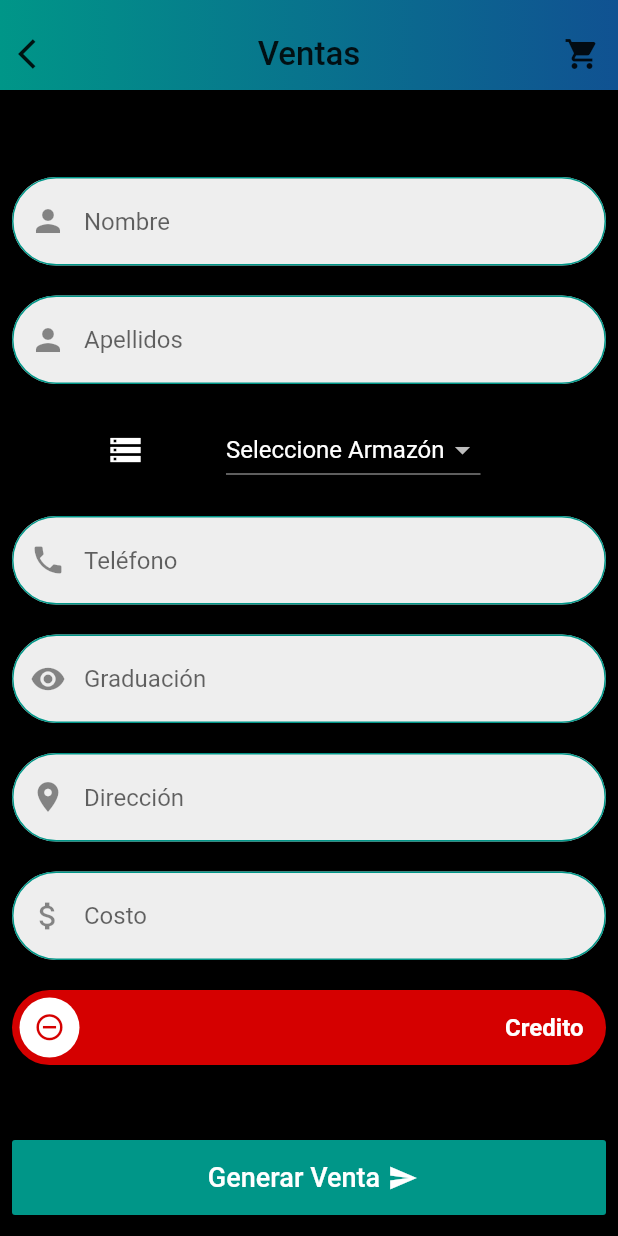
After one commit to joosue72/opticassl-, a Flutter app: the Ventas screen opened directly, on a phone screen of 412 x 824 dp. The commit adds this screen. Run offline on Flutter 3.47's test engine with Material 2 defaults, Android fonts, the phone set to English and light mode, and no system bars; drawn by our look-alikes of lite_rolling_switch; our stand-ins replace cloud_firestore, font_awesome_flutter, simple_animations; accounts and stored records are empty.

Commit message:
Version 1.0.2

```diff
--- /dev/null
+++ b/opticassl/lib/Ventas.dart
@@ -0,0 +1,503 @@
+import 'package:flutter/material.dart';
+import 'package:cloud_firestore/cloud_firestore.dart';
+import 'package:lite_rolling_switch/lite_rolling_switch.dart';
+import 'package:intl/intl.dart';
+import 'package:opticassl/Menu.dart';
+
+
+ class Ventas extends StatefulWidget {
+  Ventas({Key key}) : super(key: key);
+
+  @override
+  _VentasState createState() => _VentasState();
+}
+TextEditingController _textFieldController = TextEditingController();
+TextEditingController _textApellidos = TextEditingController();
+TextEditingController _textTelefono = TextEditingController();
+TextEditingController _textGraduacion = TextEditingController();
+TextEditingController _textDireccion = TextEditingController();
+TextEditingController _textCosto = TextEditingController();
+String id;
+final db = Firestore.instance;
+var selectedCurrency, selectedType;
+
+
+
+TextFormField buildTextFormFieldNombre() {
+
+     return TextFormField(
+                keyboardType: TextInputType.text,
+                controller: _textFieldController,
+            decoration: InputDecoration(
+              enabledBorder: OutlineInputBorder(
+                 borderSide: BorderSide(color: Color(0xFF009688)),
+                 borderRadius: BorderRadius.all(Radius.circular(30))
+              ),
+              focusedBorder: OutlineInputBorder(
+                 borderSide: BorderSide(color: Colors.transparent),
+                 borderRadius: BorderRadius.all(Radius.circular(30))
+                 ),
+                 prefixIcon: Icon(Icons.person),
+                 hintText: "Nombre",
+                 filled: true,
+                 fillColor: Colors.grey[200]
+            ),
+
+            );
+  }
+
+  TextFormField buildTextFormFieldApellidos() {
+     return TextFormField(
+                keyboardType: TextInputType.text,
+                controller: _textApellidos,
+            decoration: InputDecoration(
+              enabledBorder: OutlineInputBorder(
+                 borderSide: BorderSide(color: Color(0xFF009688)),
+                 borderRadius: BorderRadius.all(Radius.circular(30))
+              ),
+              focusedBorder: OutlineInputBorder(
+                 borderSide: BorderSide(color: Colors.transparent),
+                 borderRadius: BorderRadius.all(Radius.circular(30))
+                 ),
+                 prefixIcon: Icon(Icons.person),
+                 hintText: "Apellidos",
+                 filled: true,
+                 fillColor: Colors.grey[200]
+            ),
+
+            );
+  }
+  TextFormField buildTextFormFieldTelefono() {
+     return TextFormField(
+                keyboardType: TextInputType.number,
+                controller: _textTelefono,
+            decoration: InputDecoration(
+              enabledBorder: OutlineInputBorder(
+                 borderSide: BorderSide(color: Color(0xFF009688)),
+                 borderRadius: BorderRadius.all(Radius.circular(30))
+              ),
+              focusedBorder: OutlineInputBorder(
+                 borderSide: BorderSide(color: Colors.transparent),
+                 borderRadius: BorderRadius.all(Radius.circular(30))
+                 ),
+                 prefixIcon: Icon(Icons.phone),
+                 hintText: "Teléfono",
+                 filled: true,
+                 fillColor: Colors.grey[200]
+            ),
+
+            );
+  }
+
+  TextFormField buildTextFormFieldGraduacion() {
+
+     return TextFormField(
+                keyboardType: TextInputType.number,
+                controller: _textGraduacion,
+            decoration: InputDecoration(
+              enabledBorder: OutlineInputBorder(
+                 borderSide: BorderSide(color: Color(0xFF009688)),
+                 borderRadius: BorderRadius.all(Radius.circular(30))
+              ),
+              focusedBorder: OutlineInputBorder(
+                 borderSide: BorderSide(color: Colors.transparent),
+                 borderRadius: BorderRadius.all(Radius.circular(30))
+                 ),
+                 prefixIcon: Icon(Icons.remove_red_eye),
+                 hintText: "Graduación",
+                 filled: true,
+                 fillColor: Colors.grey[200]
+            ),
+
+            );
+  }
+
+  TextFormField buildTextFormFieldDireccion() {
+
+     return TextFormField(
+                keyboardType: TextInputType.text,
+                controller: _textDireccion,
+            decoration: InputDecoration(
+              enabledBorder: OutlineInputBorder(
+                 borderSide: BorderSide(color: Color(0xFF009688)),
+                 borderRadius: BorderRadius.all(Radius.circular(30))
+              ),
+              focusedBorder: OutlineInputBorder(
+                 borderSide: BorderSide(color: Colors.transparent),
+                 borderRadius: BorderRadius.all(Radius.circular(30))
+                 ),
+                 prefixIcon: Icon(Icons.location_on),
+                 hintText: "Dirección",
+                 filled: true,
+                 fillColor: Colors.grey[200]
+            ),
+
+            );
+  }
+  TextFormField buildTextFormFieldCosto() {
+
+     return TextFormField(
+                keyboardType: TextInputType.number,
+                controller: _textCosto,
+            decoration: InputDecoration(
+              enabledBorder: OutlineInputBorder(
+                 borderSide: BorderSide(color: Color(0xFF009688)),
+                 borderRadius: BorderRadius.all(Radius.circular(30))
+              ),
+              focusedBorder: OutlineInputBorder(
+                 borderSide: BorderSide(color: Colors.transparent),
+                 borderRadius: BorderRadius.all(Radius.circular(30))
+                 ),
+                 prefixIcon: Icon(Icons.attach_money),
+                 hintText: "Costo",
+                 filled: true,
+                 fillColor: Colors.grey[200]
+            ),
+
+            );
+  }
+
+
+
+class _VentasState extends State<Ventas> {
+
+  bool pendiente;
+
+  @override
+  void initState() {
+    pendiente = Global.shared.pendiente;
+    super.initState();
+
+  }
+
+  @override
+  Widget build(BuildContext context) {
+    return Scaffold(
+       backgroundColor: Colors.black,
+      appBar: _getCustomAppBar(),
+      body: ListView(
+        padding: EdgeInsets.all(8),
+        children: <Widget>[
+
+          SizedBox(height: 50.0),
+          Form(
+            child: buildTextFormFieldNombre(),
+          ),
+          SizedBox(height: 20.0),
+          Form(
+            child: buildTextFormFieldApellidos(),
+          ),
+          SizedBox(height: 20.0,),
+          Form(
+            child:  ListView(
+              scrollDirection: Axis.vertical,
+    shrinkWrap: true,
+              children: <Widget>[
+                Row(
+                  mainAxisAlignment: MainAxisAlignment.center,
+                  children: <Widget>[
+                    Icon(Icons.storage, color: Colors.white),
+                    SizedBox(width: 55.0,),
+                     StreamBuilder<QuerySnapshot>(
+
+                  stream: db.collection('Inventario').snapshots(),
+
+                  builder: (context, snapshot) {
+
+                    if (!snapshot.hasData)
+
+                      const Text("Loading.....");
+                    else {
+                      List<DropdownMenuItem> currencyItems = [];
+                      for (int i = 0; i < snapshot.data.documents.length; i++) {
+                        DocumentSnapshot snap = snapshot.data.documents[i];
+                        currencyItems.add(
+                          DropdownMenuItem(
+                            child: Text(
+
+                              snap.reference.documentID,
+                              style: TextStyle(color: Color.fromARGB(255,98,97,97)),
+                            ),
+                            value: "${snap.documentID}",
+                          ),
+                        );
+                      }return Row(
+                        mainAxisAlignment: MainAxisAlignment.center,
+                        children: <Widget>[
+
+
+                          DropdownButton(
+
+                            items: currencyItems,
+                            onChanged: (currencyValue) {
+                              final snackBar = SnackBar(
+                                backgroundColor: Colors.black,
+                                content: Text(
+                                  'Armazón: $currencyValue',
+                                  style: TextStyle(color: Colors.white),
+                                ),
+                              );
+                              Scaffold.of(context).showSnackBar(snackBar);
+                              setState(() {
+                                selectedCurrency = currencyValue;
+                              });
+                            },
+                            value: selectedCurrency,
+                            isExpanded: false,
+                            hint: new Text(
+                              "Seleccione Armazón",
+                              style: TextStyle(color: Colors.white),
+                            ),
+                          ),
+                        ],
+                      );
+                    }
+                  }),
+
+                  SizedBox(width: 10.0,),
+
+                  SizedBox(width: 10.0,),
+                  ],
+
+                ),
+
+              ],
+            ),
+          ),
+          SizedBox(height: 20.0),
+          Form(
+            child: buildTextFormFieldTelefono(),
+          ),
+
+          SizedBox(height: 20.0,),
+          Form(
+            child: buildTextFormFieldGraduacion(),
+          ),
+          SizedBox(height: 20.0,),
+          Form(
+            child: buildTextFormFieldDireccion(),
+            ),
+            SizedBox(height: 20.0,),
+          Form(
+            child: buildTextFormFieldCosto(),
+            ),
+          SizedBox(height: 20.0,),
+          Form(
+             child:LiteRollingSwitch(
+    //initial value
+
+    value: false,
+    textOn: 'Contado',
+    textOff: 'Credito',
+    colorOn: Color(0xFF009688),
+    colorOff: Colors.redAccent[700],
+    iconOn: Icons.done,
+    iconOff: Icons.remove_circle_outline,
+    textSize: 16.0,
+
+    onChanged: (bool isOn) {
+
+            pendiente = isOn;
+             Global.shared.pendiente = isOn;
+             isOn = isOn;
+        print(isOn);
+    },
+
+
+),
+          ),
+          SizedBox(height: 50.0),
+          ButtonTheme(
+
+                minWidth: 250.0,
+                height: 50.0,
+                child: RaisedButton(
+    color: Color(0xFF009688),
+    child: Row(
+    mainAxisAlignment: MainAxisAlignment.center,
+    mainAxisSize: MainAxisSize.max,
+    children: <Widget>[
+        Padding(
+          padding: EdgeInsets.all(5.0),
+          child: Text(
+              "Generar Venta",
+              style: TextStyle(
+                fontSize: 18,
+                color: Colors.white,
+              ),
+          ),
+        ),
+        Icon(
+          Icons.send,
+          color: Colors.white,
+          size: 20,
+        ),
+    ],
+    ),
+            onPressed: () {
+                 createData();
+                 _textApellidos.text = "";
+                 _textCosto.text = "";
+                 _textDireccion.text = "";
+                 _textFieldController.text = "";
+                 _textGraduacion.text ="";
+                 _textTelefono.text="";
+                 _displayDialog(context);
+            },
+),
+              ),
+
+        ],
+
+      ),
+
+    );
+  }
+   _getCustomAppBar(){
+  return PreferredSize(
+    preferredSize: Size.fromHeight(60),
+    child: Container(
+      alignment: Alignment.bottomCenter,
+      decoration: BoxDecoration(
+        gradient: LinearGradient(
+          begin: Alignment.centerLeft,
+          end: Alignment.centerRight,
+          colors: [
+            Color(0xFF009688),
+            Color(0xFF011579B),
+          ],
+        ),
+      ),
+      child: Row(
+        mainAxisAlignment: MainAxisAlignment.spaceBetween,
+        children: <Widget>[
+        IconButton(icon: Icon(Icons.arrow_back_ios), onPressed: (){
+          Navigator.push(
+    context,
+    MaterialPageRoute(builder: (context) => HomeScreen()),
+
+  );
+
+        }),
+        Text('Ventas', style: TextStyle(fontSize: 22, fontWeight: FontWeight.w500),),
+        IconButton(icon: Icon(Icons.shopping_cart), onPressed: (){}),
+      ],),
+    ),
+  );
+}
+void createData() async {
+  String nombre, apellido, direccion, armazon;
+  dynamic graduacion, telefono, total, saldo;
+
+  nombre = _textFieldController.text;
+  apellido = _textApellidos.text;
+  direccion = _textDireccion.text;
+  armazon = _textGraduacion.text;
+  graduacion = double.parse(_textGraduacion.text);
+  telefono = double.parse(_textTelefono.text);
+  total = double.parse(_textCosto.text);
+
+      DateTime now = DateTime.now();
+      String fecha = DateFormat('kk:mm:ss \n EEE d MMM').format(now);
+      String mes = DateFormat('MMM').format(now);
+      String dia = DateFormat('d').format(now);
+      int numerofecha;
+
+
+      switch(mes)
+      {
+        case 'Jan':
+            numerofecha = 1;
+        break;
+        case 'Feb':
+            numerofecha = 2;
+        break;
+        case 'Mar':
+            numerofecha = 3;
+        break;
+        case 'Apr':
+            numerofecha = 4;
+        break;
+        case 'May':
+            numerofecha = 5;
+        break;
+        case 'Jun':
+            numerofecha = 6;
+        break;
+        case 'Jul':
+            numerofecha = 7;
+        break;
+        case 'Aug':
+            numerofecha = 8;
+        break;
+        case 'Sep':
+            numerofecha = 9;
+        break;
+        case 'Oct':
+            numerofecha = 10;
+        break;
+        case 'Nov':
+            numerofecha = 11;
+        break;
+        case 'Dec':
+            numerofecha = 12;
+        break;
+      }
+      if(pendiente == false)
+      {
+        pendiente = true;
+        saldo = total;
+        DocumentReference ref = await db.collection('VentasSucursal1').add({'Nombre': '$nombre', 'Apellidos': '$apellido','Armazon': armazon, 'Costo': total = 0, 'Saldo': saldo, 'Fecha': '$fecha','Producto': '$selectedCurrency', 'Pendiente': pendiente, 'Mes': numerofecha,'Dia': int.parse(dia), 'Graduacion': graduacion, 'Telefono': telefono, 'Direccion': direccion});
+      setState(() => id = ref.documentID);
+
+
+      }
+
+      else {
+        pendiente = false;
+        DocumentReference ref = await db.collection('VentasSucursal1').add({'Nombre': '$nombre', 'Apellidos': '$apellido','Armazon': armazon, 'Costo': total, 'Fecha': '$fecha','Producto': '$selectedCurrency', 'Pendiente': pendiente, 'Mes': numerofecha,'Dia': int.parse(dia),'Graduacion': graduacion, 'Telefono': telefono, 'Direccion': direccion});
+      setState(() => id = ref.documentID);
+      }
+
+
+
+
+
+  }
+   _displayDialog(BuildContext context) async {
+    return showDialog(
+        context: context,
+        builder: (context) {
+          return AlertDialog(
+            title: Text('Venta Generada'),
+            content: SingleChildScrollView(
+                                                              child: ListBody(
+                                                                children: <Widget>[
+                                                                  Image.asset(
+                                                                      "images/wrong.gif",
+                                                                      height: 125.0,
+                                                                      width: 125.0,
+                                                                    )
+                                                                ],
+                                                              ),
+                                                            ),
+
+            actions: <Widget>[
+              new FlatButton(
+                child: new Text('Guardar'),
+                onPressed: () {
+                  Navigator.of(context).pop();
+                },
+
+              )
+            ],
+          );
+        });
+  }
+
+}
+
+class Global{
+  static final shared =Global();
+  bool pendiente = false;
+}
```
Also changed, not shown: opticassl/lib/Inventario.dart (added, +144 -0 lines), opticassl/lib/Login.dart (+31 -20 lines), opticassl/lib/Menu.dart (+32 -3 lines), opticassl/Images/inventario.png (added).
